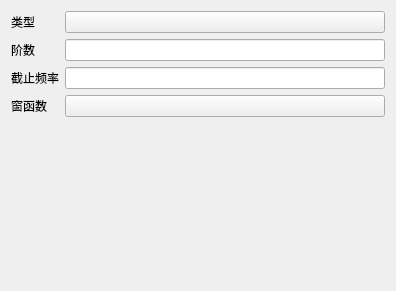
Old version of the form ui/FIRFormInterface.ui in the repository Pigletzzz/SignalProcessing.
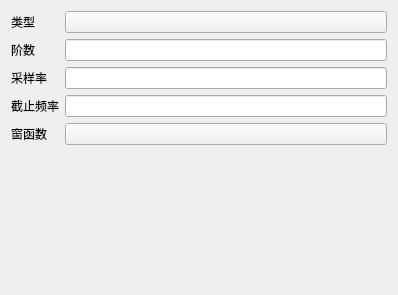
New version of the form. Custom widgets are drawn as their Qt base class.

```diff
--- a/ui/FIRFormInterface.ui
+++ b/ui/FIRFormInterface.ui
@@ -6,8 +6,8 @@
    <rect>
     <x>0</x>
     <y>0</y>
-    <width>396</width>
-    <height>291</height>
+       <width>398</width>
+       <height>295</height>
    </rect>
   </property>
   <property name="windowTitle">
@@ -24,6 +24,16 @@
    <item row="0" column="1">
     <widget class="ComboBox" name="typesBox"/>
    </item>
+      <item row="2" column="0">
+          <widget class="BodyLabel" name="BodyLabel_5">
+              <property name="text">
+                  <string>采样率</string>
+              </property>
+          </widget>
+      </item>
+      <item row="2" column="1">
+          <widget class="LineEdit" name="sampleRateEdit"/>
+   </item>
    <item row="1" column="0">
     <widget class="BodyLabel" name="BodyLabel_4">
      <property name="text">
@@ -34,26 +44,26 @@
    <item row="1" column="1">
     <widget class="LineEdit" name="lengthEdit"/>
    </item>
-   <item row="2" column="0">
+      <item row="3" column="0">
     <widget class="BodyLabel" name="BodyLabel_3">
      <property name="text">
       <string>截止频率</string>
      </property>
     </widget>
    </item>
-   <item row="3" column="0">
+      <item row="3" column="1">
+          <widget class="LineEdit" name="cutoffEdit"/>
+      </item>
+      <item row="4" column="0">
     <widget class="BodyLabel" name="BodyLabel">
      <property name="text">
       <string>窗函数</string>
      </property>
     </widget>
    </item>
-   <item row="3" column="1">
+      <item row="4" column="1">
     <widget class="ComboBox" name="windowsBox"/>
    </item>
-   <item row="2" column="1">
-    <widget class="LineEdit" name="LineEdit_2"/>
-   </item>
   </layout>
  </widget>
  <customwidgets>
```
Left out of the diff: 2 changed lines with no effect on the pictures.
